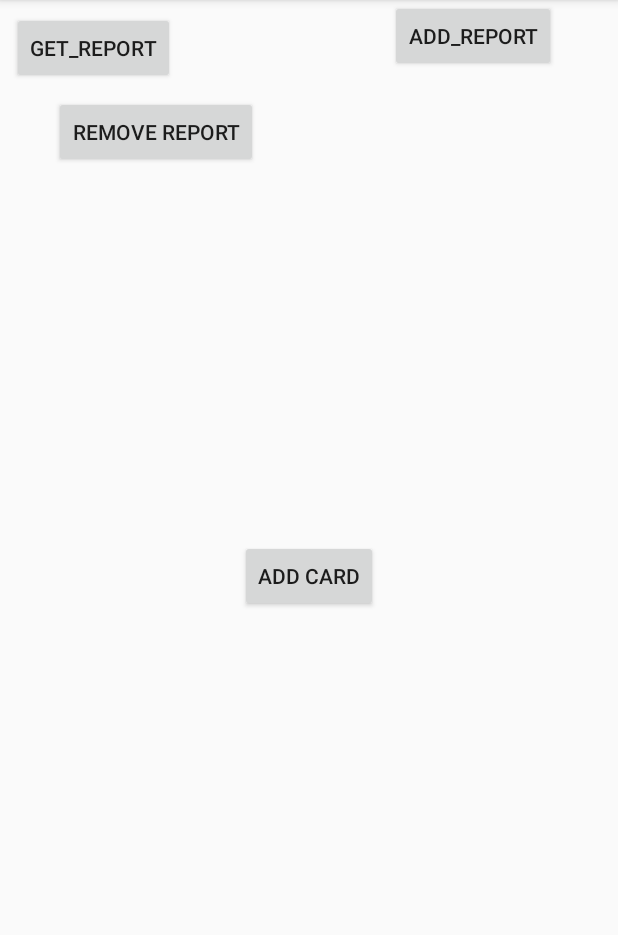
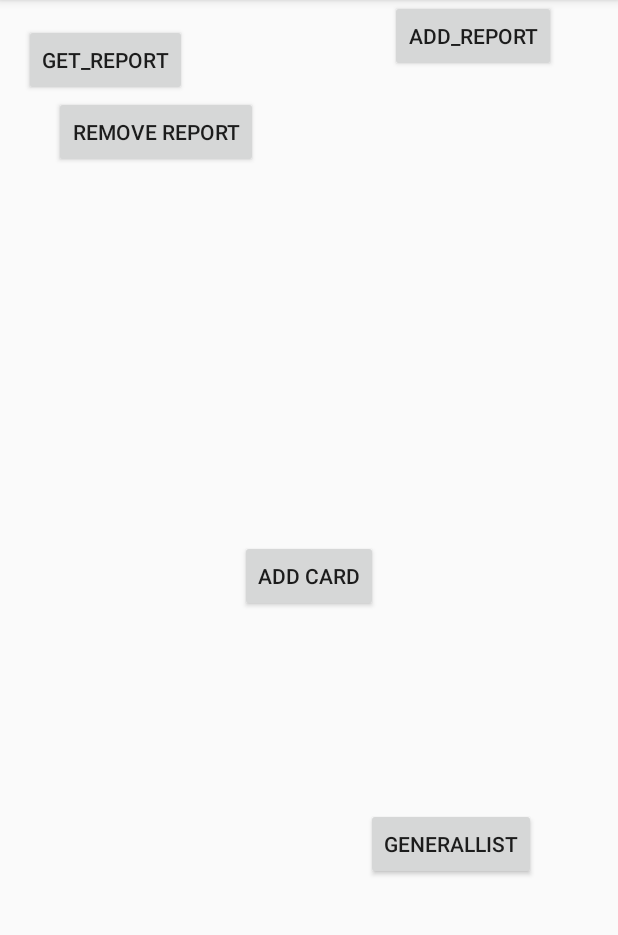
Before and after one commit to deep-mm/Railway, an Android app: the GeneralReportActivity screen opened directly, with no data from a screen before it, on a phone screen of 412 x 824 dp, the part 84-1019 px from its top. Run offline under Robolectric (Android 15) with nearby library versions, the phone set to English and light mode, and no system bars; our stand-ins replace Firebase (no records; nobody signed in at launch, a user with empty details on screens opened directly).

Commit message:
DetailR list and GeneralR List

```diff
--- a/Android Base/app/src/main/java/com/kjsce/train/cia/Utilities/Backend/DetailedReportUtility.java
+++ b/Android Base/app/src/main/java/com/kjsce/train/cia/Utilities/Backend/DetailedReportUtility.java
@@ -93,4 +93,6 @@ public class DetailedReportUtility {
         mFirebaseDatabase.getReference().child("DetailedReport").child(detailedReport.getTrainNumber() + detailedReport.getDateTime()).removeValue();
 
     }
+
+
 }
--- a/Sample Projects/LoginFirebase/app/build.gradle
+++ b/Sample Projects/LoginFirebase/app/build.gradle
@@ -37,6 +37,7 @@ dependencies {
     androidTestImplementation 'com.android.support.test:runner:1.0.2'
     androidTestImplementation 'com.android.support.test.espresso:espresso-core:3.0.2'
     implementation 'com.frosquivel:magicaltakephoto:1.0'
+
 }
 
 apply plugin: 'com.google.gms.google-services'
--- /dev/null
+++ b/Sample Projects/LoginFirebase/app/src/main/java/com/example/amey/loginfirebase/Listener/GetGeneralReportListListener.java
@@ -0,0 +1,9 @@
+package com.example.amey.loginfirebase.Listener;
+
+import com.example.amey.loginfirebase.Entity.Report.GeneralReport;
+
+import java.util.List;
+
+public interface GetGeneralReportListListener {
+    void onCompleteTask(List<GeneralReport> generalReportList);
+}
--- a/Sample Projects/LoginFirebase/app/src/main/res/layout/activity_report.xml
+++ b/Sample Projects/LoginFirebase/app/src/main/res/layout/activity_report.xml
@@ -10,8 +10,8 @@
         android:id="@+id/getReport"
         android:layout_width="wrap_content"
         android:layout_height="wrap_content"
-        android:layout_marginStart="8dp"
-        android:layout_marginTop="8dp"
+        android:layout_marginStart="16dp"
+        android:layout_marginTop="16dp"
         android:text="Get_report"
         app:layout_constraintStart_toStartOf="parent"
         app:layout_constraintTop_toTopOf="parent" />
@@ -49,4 +49,21 @@
         app:layout_constraintEnd_toEndOf="parent"
         app:layout_constraintStart_toStartOf="parent"
         app:layout_constraintTop_toTopOf="@+id/addReport" />
+
+    <Button
+        android:id="@+id/getGL"
+        android:layout_width="wrap_content"
+        android:layout_height="wrap_content"
+        android:layout_marginBottom="8dp"
+        android:layout_marginEnd="8dp"
+        android:layout_marginStart="8dp"
+        android:layout_marginTop="8dp"
+        android:onClick="getGeneralL"
+        android:text="GeneralList"
+        app:layout_constraintBottom_toBottomOf="parent"
+        app:layout_constraintEnd_toEndOf="parent"
+        app:layout_constraintHorizontal_bias="0.834"
+        app:layout_constraintStart_toStartOf="parent"
+        app:layout_constraintTop_toTopOf="@+id/addReport"
+        app:layout_constraintVertical_bias="0.754" />
 </android.support.constraint.ConstraintLayout>
```
Also changed, not shown: Sample Projects/LoginFirebase/app/src/main/java/com/example/amey/loginfirebase/Activity/DetailedReportActivity.java (+17 -0 lines), Sample Projects/LoginFirebase/app/src/main/java/com/example/amey/loginfirebase/Activity/GeneralReportActivity.java (+18 -1 lines), Sample Projects/LoginFirebase/app/src/main/java/com/example/amey/loginfirebase/Listener/AddGeneralAudioListener.java (added, +9 -0 lines), Sample Projects/LoginFirebase/app/src/main/java/com/example/amey/loginfirebase/Listener/GetDetailedReportListListener.java (added, +9 -0 lines), Sample Projects/LoginFirebase/app/src/main/java/com/example/amey/loginfirebase/Utilities/Backend/DetailedReportUtility.java (+54 -0 lines), Sample Projects/LoginFirebase/app/src/main/java/com/example/amey/loginfirebase/Utilities/Backend/GeneralReportUtility.java (+56 -0 lines), Sample Projects/LoginFirebase/app/src/main/java/com/example/amey/loginfirebase/Utilities/Backend/TrainUtility.java (+20 -2 lines), Sample Projects/LoginFirebase/app/src/main/res/layout/activity_detailreport.xml (+11 -0 lines).
